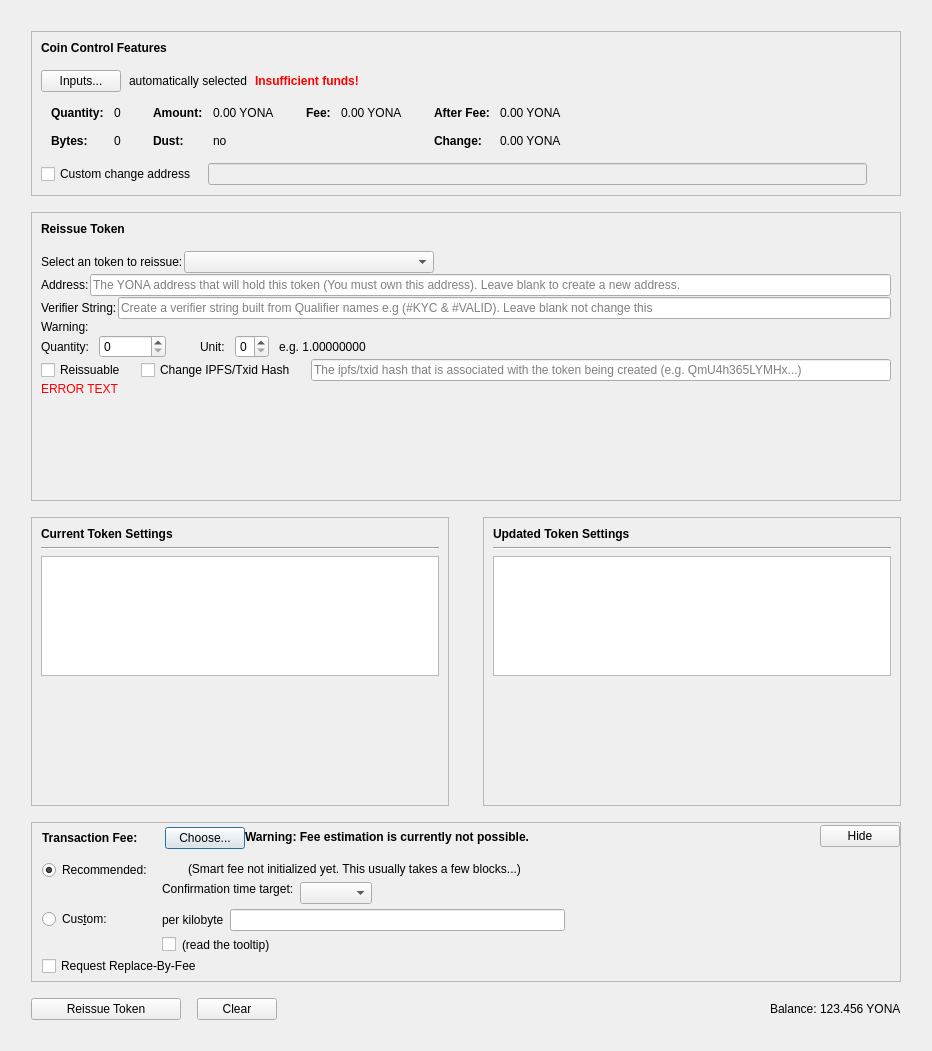
PaladeumBlockchain/Paladeum, file src/qt/forms/reissuetokendialog.ui: the form before one commit.
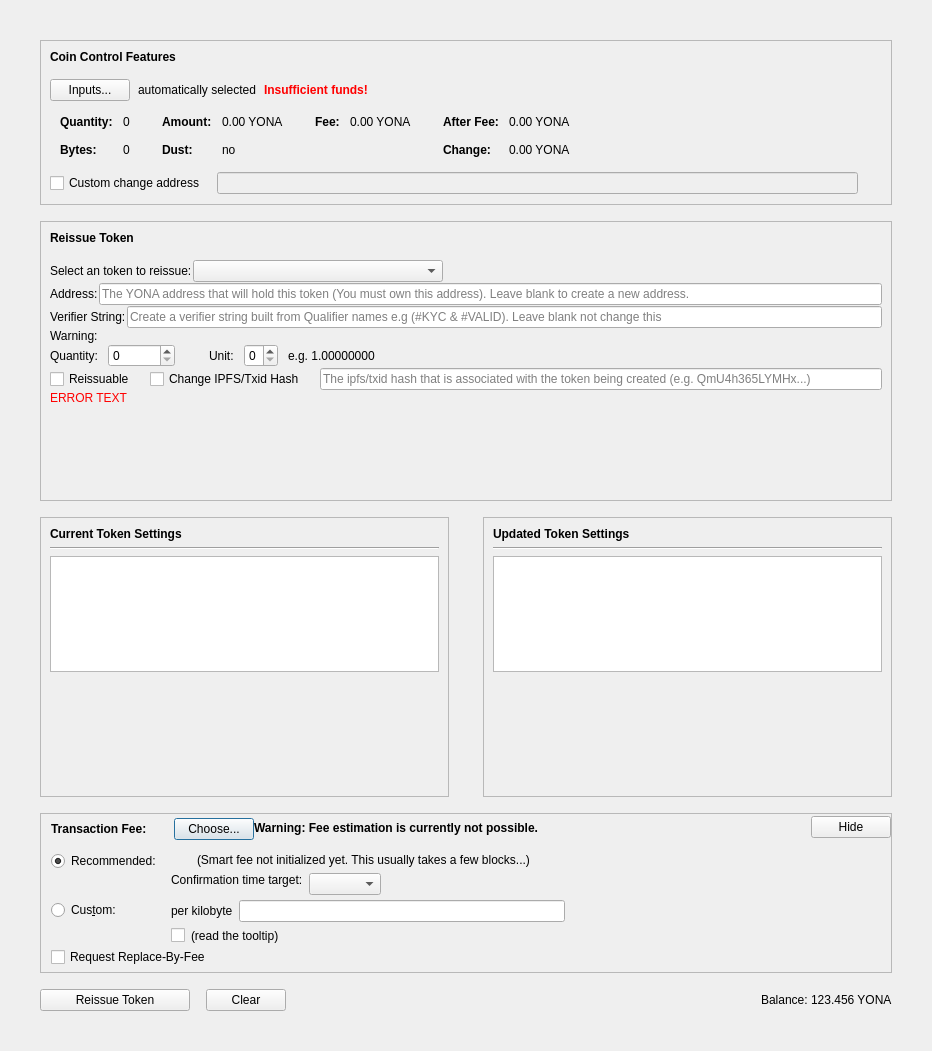
The form after the commit. Custom widgets are drawn as their Qt base class.

```diff
--- a/src/qt/forms/reissuetokendialog.ui
+++ b/src/qt/forms/reissuetokendialog.ui
@@ -14,22 +14,34 @@
    <string notr="true">Transaction details</string>
   </property>
   <layout class="QVBoxLayout" name="verticalLayout">
+   <property name="leftMargin">
+    <number>0</number>
+   </property>
+   <property name="topMargin">
+    <number>0</number>
+   </property>
+   <property name="rightMargin">
+    <number>0</number>
+   </property>
+   <property name="bottomMargin">
+    <number>0</number>
+   </property>
    <item>
     <layout class="QVBoxLayout" name="verticalLayout_10">
      <property name="spacing">
       <number>16</number>
      </property>
      <property name="leftMargin">
-      <number>20</number>
+      <number>40</number>
      </property>
      <property name="topMargin">
-      <number>20</number>
+      <number>40</number>
      </property>
      <property name="rightMargin">
-      <number>20</number>
+      <number>40</number>
      </property>
      <property name="bottomMargin">
-      <number>20</number>
+      <number>40</number>
      </property>
      <item>
       <widget class="QFrame" name="frameCoinControl">
```
